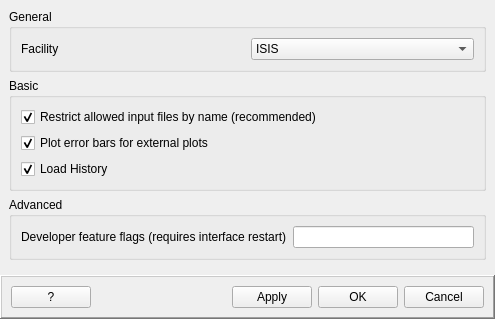
mantidproject/mantid, file qt/widgets/spectroscopy/inc/MantidQtWidgets/Spectroscopy/SettingsWidget/InterfaceSettings.ui: the form before one commit.
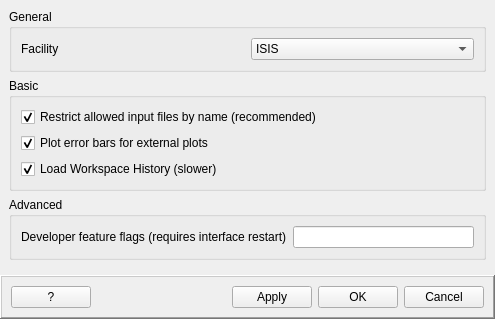
The form after the commit.

Commit message: Improve checkbox text for load history

Diff of the .ui file:
```diff
--- a/qt/widgets/spectroscopy/inc/MantidQtWidgets/Spectroscopy/SettingsWidget/InterfaceSettings.ui
+++ b/qt/widgets/spectroscopy/inc/MantidQtWidgets/Spectroscopy/SettingsWidget/InterfaceSettings.ui
@@ -98,7 +98,7 @@
          <item>
           <widget class="QCheckBox" name="ckLoadHistory">
            <property name="text">
-            <string>Load History</string>
+            <string>Load Workspace History (slower)</string>
            </property>
            <property name="checked">
             <bool>true</bool>
```
